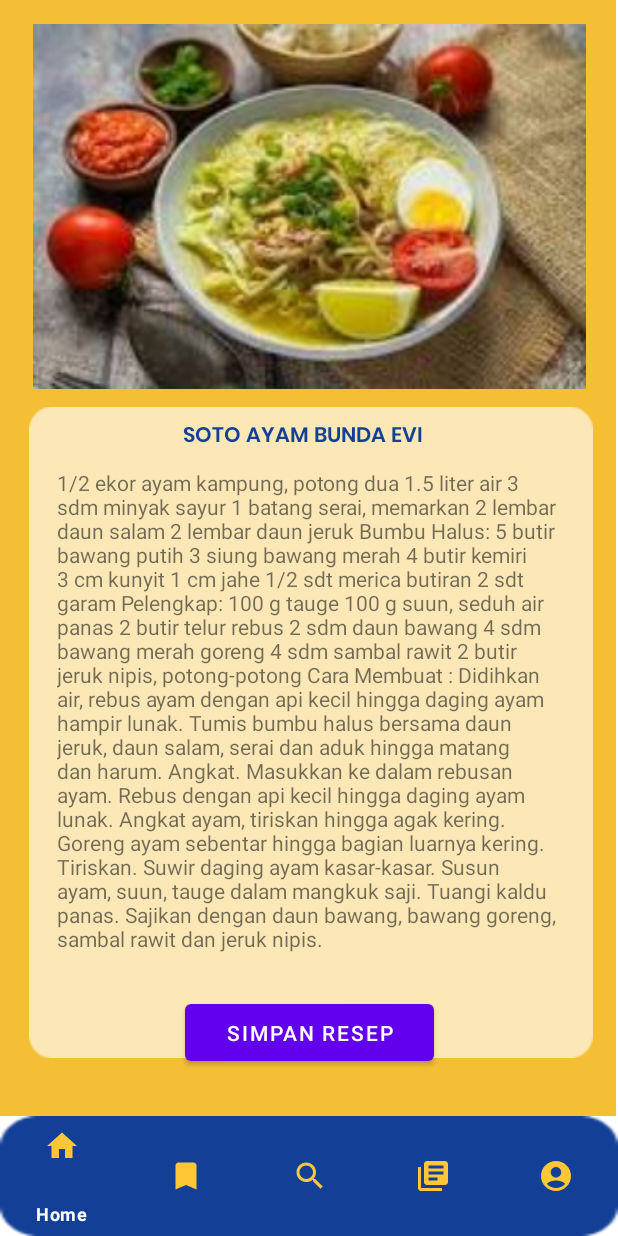
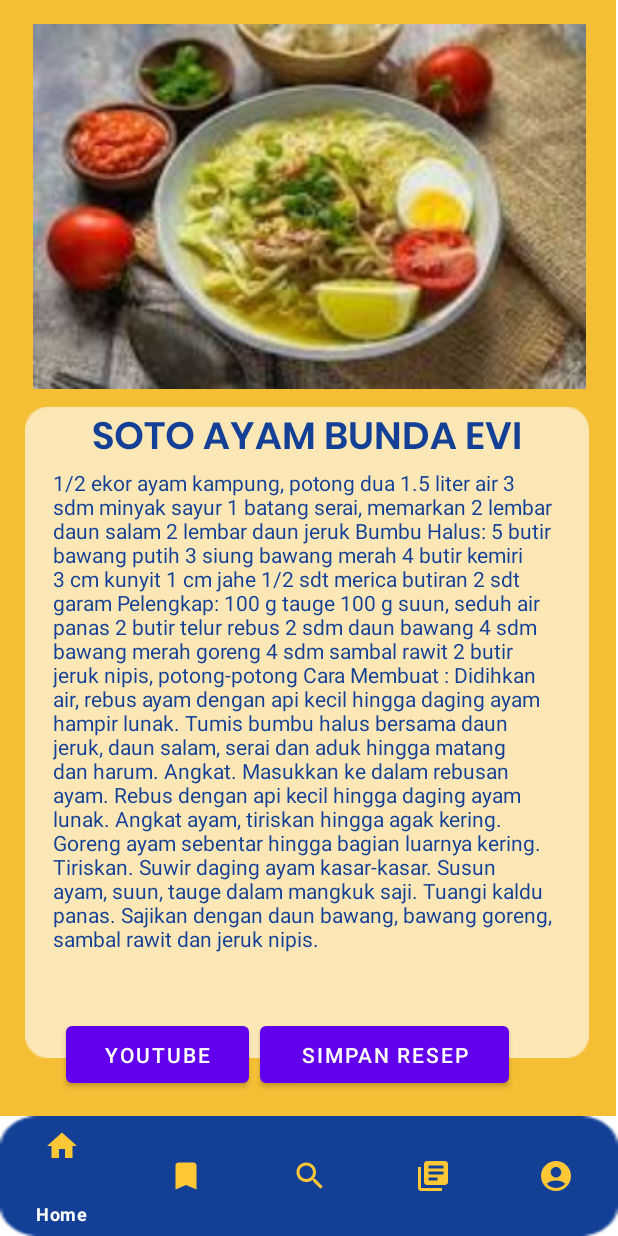
Before and after one commit to katonjr/RecetasDeComidakelompok5, an Android app: the fragment DetailResep placed in its activity, on a phone screen of 412 x 824 dp. Run offline under Robolectric (Android 15) with nearby library versions, the phone set to English and light mode, and no system bars; pictures from the network do not load; Roboto replaces fonts that are not available here.

Commit message:
button link tutorial resep ke youtube dan update login

```diff
--- a/app/src/main/java/com/example/recetasdecomida/DetailResep.kt
+++ b/app/src/main/java/com/example/recetasdecomida/DetailResep.kt
@@ -1,10 +1,13 @@
 package com.example.recetasdecomida
 
+import android.content.Intent
+import android.net.Uri
 import android.os.Bundle
 import androidx.fragment.app.Fragment
 import android.view.LayoutInflater
 import android.view.View
 import android.view.ViewGroup
+import android.widget.Button
 
 class DetailResep : Fragment() {
 
@@ -18,7 +21,15 @@ class DetailResep : Fragment() {
         inflater: LayoutInflater, container: ViewGroup?,
         savedInstanceState: Bundle?
     ): View? {
+        val buttonLink : Button
+        val myview = inflater.inflate(R.layout.fragment_detail_resep, container, false)
         // Inflate the layout for this fragment
-        return inflater.inflate(R.layout.fragment_detail_resep, container, false)
+        buttonLink = myview.findViewById(R.id.btn_link)
+        buttonLink.setOnClickListener {
+            val uris = Uri.parse("https://www.youtube.com/watch?v=0-Dp4fXAPAg")
+            val intents = Intent(Intent.ACTION_VIEW, uris)
+            requireContext().startActivity(intents)
+        }
+        return myview
     }
 }
--- a/app/src/main/java/com/example/recetasdecomida/login.kt
+++ b/app/src/main/java/com/example/recetasdecomida/login.kt
@@ -15,6 +15,12 @@ class login : AppCompatActivity() {
     lateinit var btnLogin: Button
     lateinit var firebase: FirebaseAuth
 
+    override fun onStart() {
+        super.onStart()
+        //Membuat login sekali dan mengarahkan ke home
+        if (firebase.currentUser != null)
+            startActivity(Intent(this,MainActivity::class.java))
+    }
     override fun onCreate(savedInstanceState: Bundle?) {
         super.onCreate(savedInstanceState)
         setContentView(R.layout.activity_login)
--- a/app/src/main/res/layout/fragment_detail_resep.xml
+++ b/app/src/main/res/layout/fragment_detail_resep.xml
@@ -37,20 +37,22 @@
         android:layout_marginTop="4dp"
         android:src="@drawable/isii__1_"
         app:layout_constraintEnd_toEndOf="parent"
-        app:layout_constraintHorizontal_bias="0.542"
+        app:layout_constraintHorizontal_bias="0.457"
         app:layout_constraintStart_toStartOf="parent"
         app:layout_constraintTop_toBottomOf="@+id/imageView16" />
 
     <TextView
         android:id="@+id/textView8"
-        android:layout_width="167dp"
-        android:layout_height="23dp"
-        android:layout_marginTop="16dp"
+        android:layout_width="302dp"
+        android:layout_height="31dp"
+        android:layout_marginTop="8dp"
         android:fontFamily="@font/poppins_semibold"
         android:text="SOTO AYAM BUNDA EVI"
+        android:textAlignment="center"
         android:textColor="#134096"
+        android:textSize="25sp"
         app:layout_constraintEnd_toEndOf="@+id/imageView21"
-        app:layout_constraintHorizontal_bias="0.492"
+        app:layout_constraintHorizontal_bias="0.505"
         app:layout_constraintStart_toStartOf="@+id/imageView21"
         app:layout_constraintTop_toTopOf="@+id/imageView21" />
 
@@ -59,6 +61,8 @@
         android:layout_width="335dp"
         android:layout_height="369dp"
         android:layout_marginBottom="32dp"
+        android:textColor="#134096"
+        android:textSize="14sp"
         android:text="1/2 ekor ayam kampung, potong dua
 1.5 liter air
 3 sdm minyak sayur
@@ -101,9 +105,21 @@ Sajikan dengan daun bawang, bawang goreng, sambal rawit dan jeruk nipis."
         android:id="@+id/buttonsimpan"
         android:layout_width="166dp"
         android:layout_height="50dp"
+        android:layout_marginBottom="16dp"
         android:text="Simpan Resep"
-        app:layout_constraintBottom_toBottomOf="@+id/imageView21"
+        app:layout_constraintBottom_toBottomOf="parent"
         app:layout_constraintEnd_toEndOf="parent"
+        app:layout_constraintHorizontal_bias="0.088"
+        app:layout_constraintStart_toEndOf="@+id/btn_link" />
+
+    <Button
+        android:id="@+id/btn_link"
+        android:layout_width="122dp"
+        android:layout_height="50dp"
+        android:layout_marginStart="44dp"
+        android:layout_marginBottom="16dp"
+        android:text="YOUTUBE"
+        app:layout_constraintBottom_toBottomOf="parent"
         app:layout_constraintStart_toStartOf="parent" />
 
 
```
